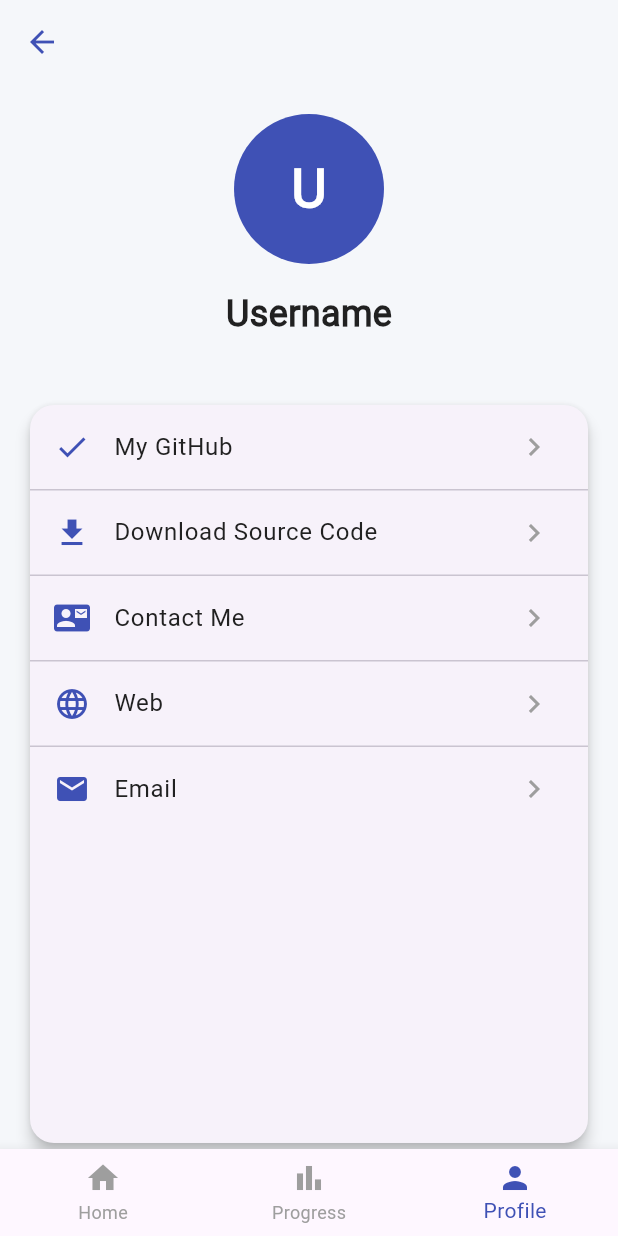
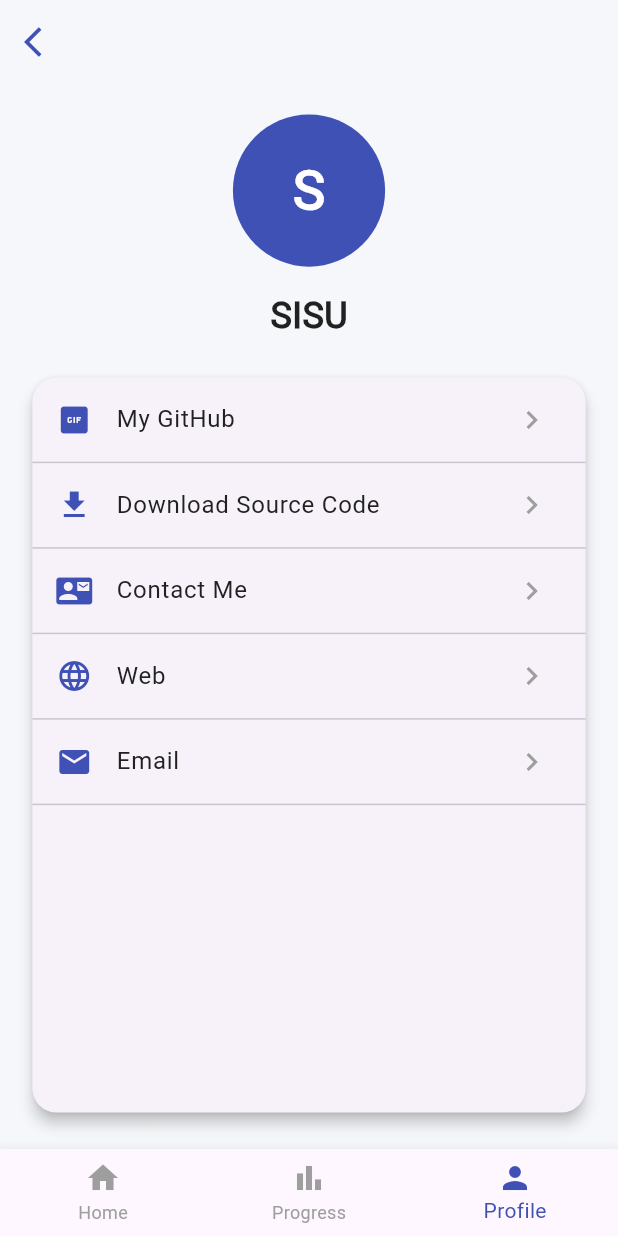
Before and after one commit to obialohenry/dartquizz, a Flutter app: the screen it shows after launch, item 3 of the bottom bar chosen, on a phone screen of 412 x 824 dp. Run offline on Flutter 3.47's test engine with Material 3 defaults, Android fonts, the phone set to English and light mode, and no system bars; our stand-ins replace flutter_riverpod, flutter_screenutil, flutter_svg.

Commit message:
build:Profile Screen

```diff
--- a/lib/config/app_strings.dart
+++ b/lib/config/app_strings.dart
@@ -13,3 +13,8 @@ const pleaseLoginBeforeStartingTheQuiz = 'Please login before starting the quiz.
 const alright = 'Alright';
 const learnWithQuizzes = 'Learn with quizzes';
 const signInWithGoogle = 'Sign in with Google';
+const myGitHub = "My GitHub";
+const downloadSourceCode = "Download Source Code";
+const contactMe = "Contact Me";
+const web = "Web";
+const email = "Email";
--- a/lib/view/screens/dashboard/profile_screen.dart
+++ b/lib/view/screens/dashboard/profile_screen.dart
@@ -1,5 +1,6 @@
 import 'package:dartquizz/src/components.dart';
 import 'package:dartquizz/src/config.dart';
+import 'package:dartquizz/src/utils.dart';
 import 'package:flutter/material.dart';
 
 class ProfileScreen extends StatelessWidget {
@@ -8,109 +9,92 @@ class ProfileScreen extends StatelessWidget {
   @override
   Widget build(BuildContext context) {
     return Scaffold(
-      backgroundColor: const Color(0xFFF5F7FA),
+      backgroundColor: AppColors.kWhisperGray,
       appBar: AppBar(
         backgroundColor: Colors.transparent,
-        elevation: 0,
         leading: IconButton(
-          icon: Icon(Icons.arrow_back, color: const Color(0xFF3F51B5)),
-          onPressed: () => Navigator.pop(context),
+          onPressed: () => navigateBack(context),
+          icon: Icon(Icons.arrow_back_ios, color: AppColors.kRoyalIndigo),
         ),
       ),
-      body: Column(
-        children: [
-          // Profile header
-          Container(
-            padding: EdgeInsets.symmetric(vertical: 20),
+      body: Padding(
+        padding: EdgeInsets.symmetric(vertical: 20.h, horizontal: 16.w),
+        child: Center(
           child: Column(
             children: [
               CircleAvatar(
-                  radius: 50,
-                  backgroundColor: const Color(0xFF3F51B5),
-                  child: Text(
-                    'U',
-                    style: TextStyle(
-                      fontSize: 36,
+                radius: 50.r,
+                backgroundColor: AppColors.kRoyalIndigo,
+                child: TextView(text: "S", fontSize: 36.spMin, fontWeight: FontWeight.bold),
+              ),
+              Gap(16),
+              TextView(
+                text: "SISU",
+                fontSize: 24.spMin,
                 fontWeight: FontWeight.bold,
-                      color: Colors.white,
+                color: AppColors.kCharcoalBlack,
               ),
+              Gap(20),
+              Expanded(
+                child: Card(
+                  elevation: 4,
+                  shape: RoundedRectangleBorder(borderRadius: BorderRadius.circular(16.r)),
+                  child: ListView(
+                    physics: const NeverScrollableScrollPhysics(),
+                    children: [
+                      ProfileDetailItem(
+                        icon: Icons.gif_box, //TODO:change to github icon.
+                        title: myGitHub,
+                        onTap: () {},
                     ),
+                      ProfileDetailItem(
+                      icon: Icons.download,
+                        title: downloadSourceCode,
+                        onTap: () {},
                     ),
-                SizedBox(height: 16),
-                Text(
-                  'Username',
-                  style: TextStyle(
-                    fontSize: 24,
-                    fontWeight: FontWeight.bold,
-                    color: const Color(0xFF212121),
+                      ProfileDetailItem(
+                      icon: Icons.contact_mail,
+                      title: contactMe, onTap: () {},
+                    ),
+                      ProfileDetailItem(
+                      icon: Icons.language,
+                      title: web, onTap: () {},
+                    ),
+                      ProfileDetailItem(icon: Icons.mail, title: email, onTap: () {}),
+                    ],
+                  ),
                 ),
               ),
             ],
           ),
         ),
-          SizedBox(height: 20),
-          // Menu Options
-          Expanded(
-            child: Container(
-              padding: EdgeInsets.symmetric(horizontal: 16),
-              child: Card(
-                elevation: 4,
-                shape: RoundedRectangleBorder(borderRadius: BorderRadius.circular(16)),
-                child: ListView(
-                  shrinkWrap: true,
-                  physics: NeverScrollableScrollPhysics(),
-                  children: [
-                    _buildProfileMenuItem(
-                      context,
-                      icon: Icons.check, //TODO:CHANGE TO GITHUB ICON.
-                      title: 'My GitHub',
-                      onTap: () {},
-                    ),
-                    Divider(height: 1),
-                    _buildProfileMenuItem(
-                      context,
-                      icon: Icons.download,
-                      title: 'Download Source Code',
-                      onTap: () {},
-                    ),
-                    Divider(height: 1),
-                    _buildProfileMenuItem(
-                      context,
-                      icon: Icons.contact_mail,
-                      title: 'Contact Me',
-                      onTap: () {},
-                    ),
-                    Divider(height: 1),
-                    _buildProfileMenuItem(
-                      context,
-                      icon: Icons.language,
-                      title: 'Web',
-                      onTap: () {},
-                    ),
-                    Divider(height: 1),
-                    _buildProfileMenuItem(context, icon: Icons.email, title: 'Email', onTap: () {}),
-                  ],
-                ),
-              ),
-            ),
-          ),
-        ],
       ),
     );
   }
+}
 
-  Widget _buildProfileMenuItem(
-    BuildContext context, {
-    required IconData icon,
-    required String title,
-    required VoidCallback onTap,
-  }) {
-    return ListTile(
-      leading: Icon(icon, color: const Color(0xFF3F51B5)),
-      title: Text(title, style: TextStyle(fontSize: 16, color: const Color(0xFF212121))),
-      trailing: Icon(Icons.chevron_right, color: Colors.grey,
+class ProfileDetailItem extends StatelessWidget {
+  const ProfileDetailItem({
+    super.key,
+    required this.icon,
+    required this.title,
+    required this.onTap,
+  });
+  final VoidCallback onTap;
+  final String title;
+  final IconData icon;
+  @override
+  Widget build(BuildContext context) {
+    return Column(
+      children: [
+        ListTile(
+          leading: Icon(icon, color: AppColors.kRoyalIndigo),
+          title: TextView(text: title, fontSize: 16.spMin, color: AppColors.kCharcoalBlack),
+          trailing: Icon(Icons.chevron_right, color: Colors.grey),
+          onTap: onTap,
         ),
-      onTap: onTap,
+        Divider(height: 1),
+      ],
     );
   }
 }
--- a/lib/view/screens/dashboard/progress_screen.dart
+++ b/lib/view/screens/dashboard/progress_screen.dart
@@ -44,8 +44,9 @@ class ProgressScreen extends StatelessWidget {
 }
 
 class QuestionNumberButton extends StatelessWidget {
-  const QuestionNumberButton({super.key, required this.questionNumber});
+  const QuestionNumberButton({super.key, required this.questionNumber, this.isAnswered = false});
   final int questionNumber;
+  final bool isAnswered;
   @override
   Widget build(BuildContext context) {
     return Container(
@@ -55,14 +56,18 @@ class QuestionNumberButton extends StatelessWidget {
       // margin: EdgeInsets.only(right: 8),
       decoration: BoxDecoration(
         borderRadius: BorderRadius.circular(12.r),
-        color: AppColors.kWhite,
-        border: Border.all(color: Colors.grey.shade300, width: 1),
+        color:
+            isAnswered ? AppColors.kRoyalIndigo.withAlpha((255 * 0.1).toInt()) : AppColors.kWhite,
+        border: Border.all(
+          color: isAnswered ? AppColors.kRoyalIndigo : Colors.grey.shade300,
+          width: 1,
+        ),
       ),
       child: TextView(
         text: questionNumber.toString(),
         fontSize: 18.spMin,
         fontWeight: FontWeight.bold,
-        color: Colors.grey,
+        color: isAnswered ? AppColors.kRoyalIndigo : Colors.grey,
       ),
     );
   }
```
Lines whose indentation alone changed are shown as unchanged.
